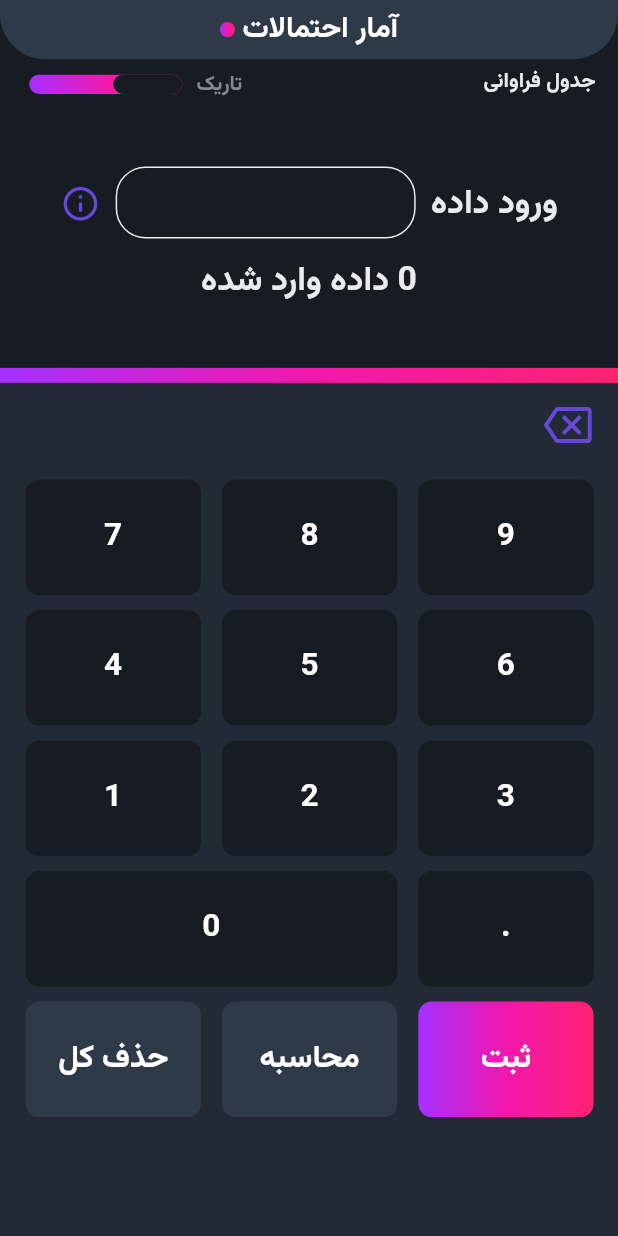
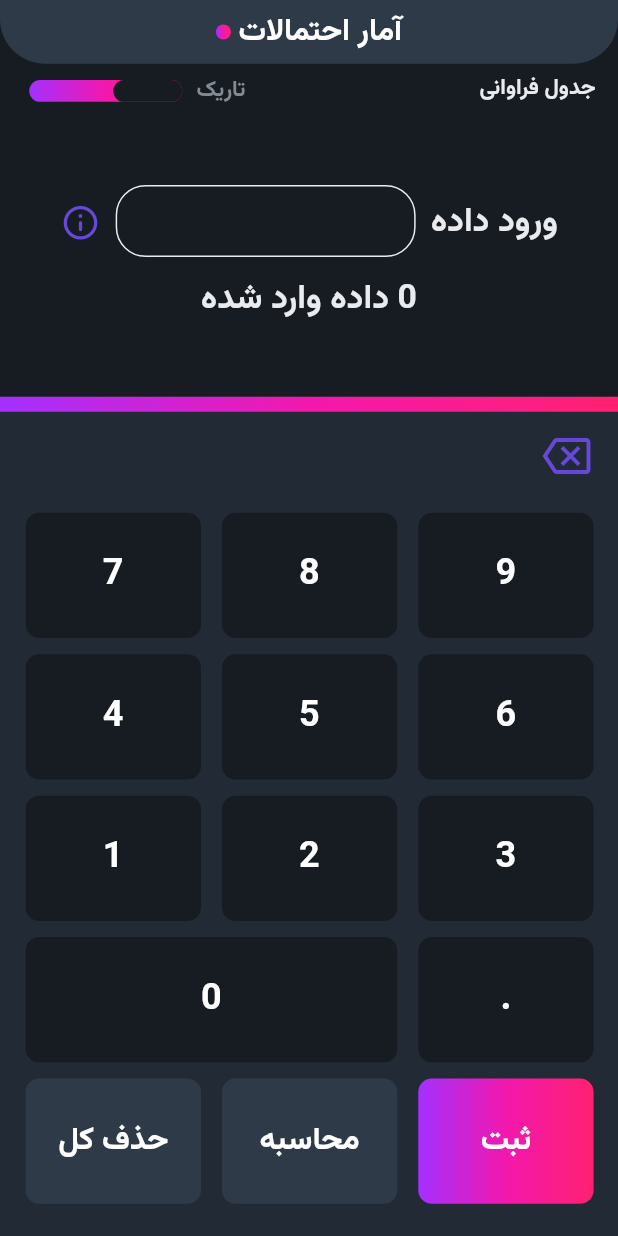
Before and after one commit to mohsen0dev/Statistical_Calculator, a Flutter app: the screen it shows after launch, on a phone screen of 412 x 824 dp. Run offline on Flutter 3.47's test engine with Material 3 defaults, Android fonts, the phone set to English and light mode, and no system bars; drawn by our look-alikes of animated_toggle_switch; our stand-ins replace get, lottie, shared_preferences.

Commit message:
new commit

```diff
--- a/lib/Core/constants/app_size.dart
+++ b/lib/Core/constants/app_size.dart
@@ -54,7 +54,7 @@ class AppSize {
     boardButtonsHistoryCleanPad = boardResultButtonsH * 0.0400;
     boardButtonsNumOprH = boardResultButtonsH * (85.18 / 100);
     boardButtonsNumOprW = boardResultButtonsW;
-    buttonsSizeH = boardButtonsNumOprH * (18.0 / 100);
+    buttonsSizeH = boardButtonsNumOprH * (18.1 / 100);
     buttonsSizeW = boardButtonsNumOprW * (30.8 / 100);
     bigButtonsSizeW = boardButtonsNumOprW * (65.3 / 100);
     paddingButtonsH = boardButtonsNumOprH * 0.02342;
@@ -70,7 +70,7 @@ class AppSize {
 
   List<double> init(BuildContext context) {
     setFullsizeWidth = MediaQuery.of(context).size.width;
-    setFullsizeHeight = MediaQuery.of(context).size.height - 60;
+    setFullsizeHeight = MediaQuery.of(context).size.height;
     appSectionsPercent();
     return [textScaleFactor, setFullsizeHeight, setFullsizeHeight];
   }
--- a/lib/Core/widgets/custom_appbar.dart
+++ b/lib/Core/widgets/custom_appbar.dart
@@ -56,7 +56,7 @@ class AppbarCustomSelection extends StatelessWidget {
               children: [
                 Text(nameSections[0],
                     style: MyAppTextStyle.getBold(
-                        color: themedata.colorScheme.onError, fontSize: 19.5)),
+                        color: themedata.colorScheme.onError, fontSize: 20.5)),
                 const CustomShapeCircle(),
               ],
             ),
@@ -79,7 +79,7 @@ class AppbarCustomSelection extends StatelessWidget {
                       textAlign: TextAlign.center,
                       style: MyAppTextStyle.getBold(
                           color: themedata.colorScheme.onBackground,
-                          fontSize: 14)),
+                          fontSize: 14.5)),
                 ),
                 Row(
                   children: [
@@ -89,7 +89,7 @@ class AppbarCustomSelection extends StatelessWidget {
                             ? nameSections[2]
                             : nameSections[3],
                         style: MyAppTextStyle.getBold(
-                            color: AppColors.gery5, fontSize: 13.5),
+                            color: AppColors.gery5, fontSize: 14.5),
                       ),
                     ),
                     const SizedBox(
--- a/lib/Core/widgets/custom_buttons.dart
+++ b/lib/Core/widgets/custom_buttons.dart
@@ -6,6 +6,7 @@ class CustomButtons extends StatelessWidget {
   final String name;
   final Color? backgroundColor;
   final double? customWidth;
+  final double? textSize;
   final Gradient? backgroundGradient;
   final Color textColor;
   final double bottomPad;
@@ -29,7 +30,8 @@ class CustomButtons extends StatelessWidget {
       required this.controller,
       this.onTapPos,
       this.onTapPosVoid,
-      this.customWidth});
+      this.customWidth,
+      this.textSize});
 
   @override
   Widget build(BuildContext context) {
@@ -60,7 +62,7 @@ class CustomButtons extends StatelessWidget {
                     textAlign: TextAlign.center,
                     style: MyAppTextStyle.getBold(
                         color: textColor,
-                        fontSize: AppSize.textSizeBoldButtom)),
+                        fontSize: textSize ?? AppSize.textSizeBoldButtom)),
               ),
             )));
   }
--- a/lib/Core/widgets/custom_darklight_switch.dart
+++ b/lib/Core/widgets/custom_darklight_switch.dart
@@ -46,7 +46,7 @@ class _SwitchDarkLightState extends State<SwitchDarkLight> {
           backgroundGradient: AppColors.gradientColor,
           borderColor: const Color.fromARGB(0, 226, 198, 198),
         ),
-        height: 26,
+        height: 28,
         spacing: 10,
         loading: null,
       ),
--- a/lib/Core/widgets/custom_datatable.dart
+++ b/lib/Core/widgets/custom_datatable.dart
@@ -22,12 +22,12 @@ class CustomDataTable extends StatelessWidget {
         horizontalMargin: 20,
         dividerThickness: 2,
         headingTextStyle: MyAppTextStyle.getBold(
-            color: themedata.colorScheme.onSecondary, fontSize: 15),
+            color: themedata.colorScheme.onSecondary, fontSize: 16),
         columnSpacing: 35,
         dataRowColor:
             MaterialStatePropertyAll(themedata.colorScheme.background),
         dataTextStyle: MyAppTextStyle.getBold(
-            color: themedata.colorScheme.onSecondary, fontSize: 15),
+            color: themedata.colorScheme.onSecondary, fontSize: 16),
         columns: [
           DataColumn(
               label: Text(
--- a/lib/Core/widgets/custom_listbox.dart
+++ b/lib/Core/widgets/custom_listbox.dart
@@ -24,7 +24,7 @@ class CustomListBox extends StatelessWidget {
           return Text(
             listValue[index],
             style: MyAppTextStyle.getBold(
-                color: themedata.colorScheme.onSecondary, fontSize: 17.5),
+                color: themedata.colorScheme.onSecondary, fontSize: 18.5),
             textDirection: TextDirection.ltr,
             textAlign: TextAlign.center,
           );
--- a/lib/Features/probability_statistics/probability_statistics_view.dart
+++ b/lib/Features/probability_statistics/probability_statistics_view.dart
@@ -127,12 +127,15 @@ class ProbabilityStatisticsView extends StatelessWidget {
                     height: AppSize.boardButtonsNumOprH,
                     width: AppSize.boardButtonsNumOprW,
                     child: Column(
+                      mainAxisAlignment: MainAxisAlignment.center,
+                      crossAxisAlignment: CrossAxisAlignment.center,
                       children: [
                         Row(
                           children: [
                             CustomButtons(
                               bottomPad: AppSize.paddingButtonsH,
                               name: '9',
+                              textSize: 24,
                               backgroundColor: themedata.colorScheme.onSurface,
                               textColor: themedata.colorScheme.surface,
                               controller: probabilityControl.textController,
@@ -144,6 +147,7 @@ class ProbabilityStatisticsView extends StatelessWidget {
                               bottomPad: AppSize.paddingButtonsH,
                               rightPad: AppSize.paddingButtonsW,
                               name: '8',
+                              textSize: 24,
                               backgroundColor: themedata.colorScheme.onSurface,
                               textColor: themedata.colorScheme.surface,
                               controller: probabilityControl.textController,
@@ -155,6 +159,7 @@ class ProbabilityStatisticsView extends StatelessWidget {
                               bottomPad: AppSize.paddingButtonsH,
                               rightPad: AppSize.paddingButtonsW,
                               name: '7',
+                              textSize: 24,
                               backgroundColor: themedata.colorScheme.onSurface,
                               textColor: themedata.colorScheme.surface,
                               controller: probabilityControl.textController,
@@ -169,6 +174,7 @@ class ProbabilityStatisticsView extends StatelessWidget {
                             CustomButtons(
                               bottomPad: AppSize.paddingButtonsH,
                               name: '6',
+                              textSize: 24,
                               backgroundColor: themedata.colorScheme.onSurface,
                               textColor: themedata.colorScheme.surface,
                               controller: probabilityControl.textController,
@@ -180,6 +186,7 @@ class ProbabilityStatisticsView extends StatelessWidget {
                               bottomPad: AppSize.paddingButtonsH,
                               rightPad: AppSize.paddingButtonsW,
                               name: '5',
+                              textSize: 24,
                               backgroundColor: themedata.colorScheme.onSurface,
                               textColor: themedata.colorScheme.surface,
                               controller: probabilityControl.textController,
@@ -191,6 +198,7 @@ class ProbabilityStatisticsView extends StatelessWidget {
                               bottomPad: AppSize.paddingButtonsH,
                               rightPad: AppSize.paddingButtonsW,
                               name: '4',
+                              textSize: 24,
                               backgroundColor: themedata.colorScheme.onSurface,
                               textColor: themedata.colorScheme.surface,
                               controller: probabilityControl.textController,
@@ -205,6 +213,7 @@ class ProbabilityStatisticsView extends StatelessWidget {
                             CustomButtons(
                               bottomPad: AppSize.paddingButtonsH,
                               name: '3',
+                              textSize: 24,
                               backgroundColor: themedata.colorScheme.onSurface,
                               textColor: themedata.colorScheme.surface,
                               controller: probabilityControl.textController,
@@ -216,6 +225,7 @@ class ProbabilityStatisticsView extends StatelessWidget {
                               bottomPad: AppSize.paddingButtonsH,
                               rightPad: AppSize.paddingButtonsW,
                               name: '2',
+                              textSize: 24,
                               backgroundColor: themedata.colorScheme.onSurface,
                               textColor: themedata.colorScheme.surface,
                               controller: probabilityControl.textController,
@@ -227,6 +237,7 @@ class ProbabilityStatisticsView extends StatelessWidget {
                               bottomPad: AppSize.paddingButtonsH,
                               rightPad: AppSize.paddingButtonsW,
                               name: '1',
+                              textSize: 24,
                               backgroundColor: themedata.colorScheme.onSurface,
                               textColor: themedata.colorScheme.surface,
                               controller: probabilityControl.textController,
@@ -241,6 +252,7 @@ class ProbabilityStatisticsView extends StatelessWidget {
                             CustomButtons(
                               bottomPad: AppSize.paddingButtonsH,
                               name: '.',
+                              textSize: 24,
                               backgroundColor: themedata.colorScheme.onSurface,
                               textColor: themedata.colorScheme.surface,
                               controller: probabilityControl.textController,
@@ -252,6 +264,7 @@ class ProbabilityStatisticsView extends StatelessWidget {
                               rightPad: AppSize.paddingButtonsW,
                               bottomPad: AppSize.paddingButtonsH,
                               name: '0',
+                              textSize: 24,
                               backgroundColor: themedata.colorScheme.onSurface,
                               textColor: themedata.colorScheme.surface,
                               customWidth: AppSize.bigButtonsSizeW,
@@ -426,7 +439,7 @@ class ResultView extends StatelessWidget {
                           Text(resultFeildName[0],
                               style: MyAppTextStyle.getBold(
                                   color: themedata.colorScheme.onSecondary,
-                                  fontSize: 17.5)),
+                                  fontSize: 18.5)),
                           const SizedBox(
                             height: 10,
                           ),
```
Also changed, not shown: lib/Core/widgets/custom_resultview.dart (+10 -8 lines).
